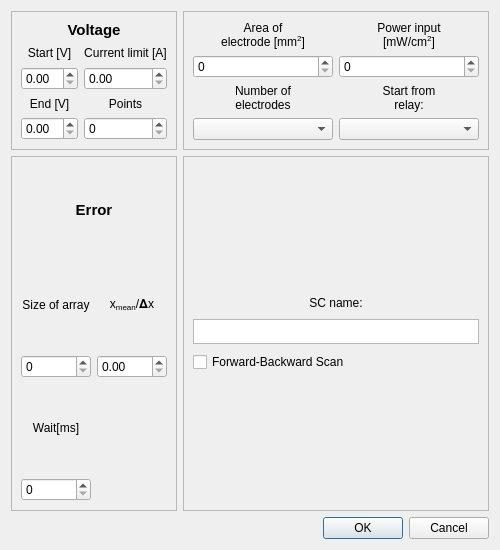
userIsTaken/SolarVACh, file GUI/Dialog.ui: the form before one commit.
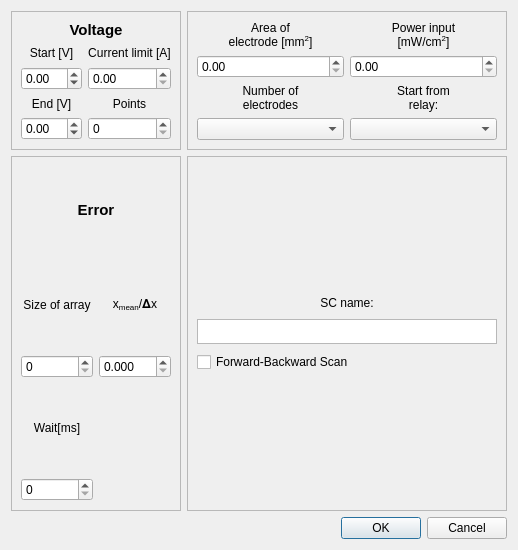
The form after the commit.

Diff of the .ui file:
```diff
--- a/GUI/Dialog.ui
+++ b/GUI/Dialog.ui
@@ -6,7 +6,7 @@
    <rect>
     <x>0</x>
     <y>0</y>
-    <width>500</width>
+    <width>518</width>
     <height>550</height>
    </rect>
   </property>
@@ -125,10 +125,18 @@
        </widget>
       </item>
       <item row="2" column="0">
-       <widget class="QSpinBox" name="array_size_box"/>
+       <widget class="QSpinBox" name="array_size_box">
+        <property name="maximum">
+         <number>10000</number>
+        </property>
+       </widget>
       </item>
       <item row="2" column="1">
-       <widget class="QDoubleSpinBox" name="x_mean_box"/>
+       <widget class="QDoubleSpinBox" name="x_mean_box">
+        <property name="decimals">
+         <number>3</number>
+        </property>
+       </widget>
       </item>
       <item row="3" column="0">
        <widget class="QLabel" name="label_8">
@@ -141,7 +149,11 @@
        </widget>
       </item>
       <item row="4" column="0">
-       <widget class="QSpinBox" name="wait_box"/>
+       <widget class="QSpinBox" name="wait_box">
+        <property name="maximum">
+         <number>1000</number>
+        </property>
+       </widget>
       </item>
      </layout>
     </widget>
@@ -199,7 +211,14 @@
        </widget>
       </item>
       <item row="2" column="0">
-       <widget class="QDoubleSpinBox" name="startV_box"/>
+       <widget class="QDoubleSpinBox" name="startV_box">
+        <property name="minimum">
+         <double>-20.000000000000000</double>
+        </property>
+        <property name="maximum">
+         <double>20.000000000000000</double>
+        </property>
+       </widget>
       </item>
       <item row="2" column="1">
        <widget class="QDoubleSpinBox" name="limitA_box"/>
@@ -225,10 +244,21 @@
        </widget>
       </item>
       <item row="4" column="0">
-       <widget class="QDoubleSpinBox" name="endV_box"/>
+       <widget class="QDoubleSpinBox" name="endV_box">
+        <property name="minimum">
+         <double>-20.000000000000000</double>
+        </property>
+        <property name="maximum">
+         <double>20.000000000000000</double>
+        </property>
+       </widget>
       </item>
       <item row="4" column="1">
-       <widget class="QSpinBox" name="points_box"/>
+       <widget class="QSpinBox" name="points_box">
+        <property name="maximum">
+         <number>10000</number>
+        </property>
+       </widget>
       </item>
      </layout>
     </widget>
@@ -275,12 +305,6 @@
         </property>
        </widget>
       </item>
-      <item row="1" column="0">
-       <widget class="QSpinBox" name="area_box"/>
-      </item>
-      <item row="1" column="1">
-       <widget class="QSpinBox" name="power_input_box"/>
-      </item>
       <item row="2" column="0">
        <widget class="QLabel" name="label_19">
         <property name="text">
@@ -310,6 +334,16 @@
       <item row="3" column="1">
        <widget class="QComboBox" name="relay_combo"/>
       </item>
+      <item row="1" column="1">
+       <widget class="QDoubleSpinBox" name="power_input_box">
+        <property name="maximum">
+         <double>1000.000000000000000</double>
+        </property>
+       </widget>
+      </item>
+      <item row="1" column="0">
+       <widget class="QDoubleSpinBox" name="area_box"/>
+      </item>
      </layout>
     </widget>
    </item>
```
